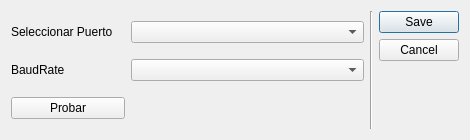
Above: DataCollector/setserial.controller.ui from eastanganelli/HoopTesting_DataCollector before the change. Below: the same form after it.
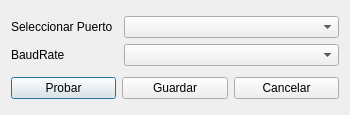
That is the form after the change. Icons and pictures are not drawn.

The edit to the form file:
```diff
--- a/DataCollector/setserial.controller.ui
+++ b/DataCollector/setserial.controller.ui
@@ -3,26 +3,32 @@
  <class>serialConfig</class>
  <widget class="QDialog" name="serialConfig">
   <property name="windowModality">
-   <enum>Qt::WindowModal</enum>
+   <enum>Qt::NonModal</enum>
   </property>
   <property name="geometry">
    <rect>
     <x>0</x>
     <y>0</y>
-    <width>470</width>
-    <height>140</height>
+    <width>350</width>
+    <height>115</height>
    </rect>
   </property>
+  <property name="sizePolicy">
+   <sizepolicy hsizetype="Fixed" vsizetype="Fixed">
+    <horstretch>0</horstretch>
+    <verstretch>0</verstretch>
+   </sizepolicy>
+  </property>
   <property name="minimumSize">
    <size>
-    <width>470</width>
-    <height>140</height>
+    <width>350</width>
+    <height>115</height>
    </size>
   </property>
   <property name="maximumSize">
    <size>
-    <width>470</width>
-    <height>140</height>
+    <width>350</width>
+    <height>115</height>
    </size>
   </property>
   <property name="windowTitle">
@@ -39,41 +45,8 @@
    <bool>true</bool>
   </property>
   <layout class="QGridLayout" name="gridLayout">
-   <item row="0" column="1">
-    <widget class="Line" name="line">
-     <property name="orientation">
-      <enum>Qt::Vertical</enum>
-     </property>
-    </widget>
-   </item>
-   <item row="0" column="2">
-    <widget class="QDialogButtonBox" name="buttonBox">
-     <property name="orientation">
-      <enum>Qt::Vertical</enum>
-     </property>
-     <property name="standardButtons">
-      <set>QDialogButtonBox::Cancel|QDialogButtonBox::Save</set>
-     </property>
-    </widget>
-   </item>
    <item row="0" column="0">
     <layout class="QGridLayout" name="gridLayout_2">
-     <item row="0" column="1" colspan="2">
-      <widget class="QComboBox" name="cboxSerialSelector"/>
-     </item>
-     <item row="2" column="0">
-      <widget class="QPushButton" name="btnCheckSerial">
-       <property name="maximumSize">
-        <size>
-         <width>150</width>
-         <height>16777215</height>
-        </size>
-       </property>
-       <property name="text">
-        <string>Probar</string>
-       </property>
-      </widget>
-     </item>
      <item row="1" column="0">
       <widget class="QLabel" name="lblBaudrate">
        <property name="text">
@@ -88,11 +61,39 @@
        </property>
       </widget>
      </item>
+     <item row="0" column="1" colspan="2">
+      <widget class="QComboBox" name="cboxSerialSelector"/>
+     </item>
      <item row="1" column="1" colspan="2">
       <widget class="QComboBox" name="cboxBaudRate"/>
      </item>
     </layout>
    </item>
+   <item row="1" column="0">
+    <layout class="QHBoxLayout" name="horizontalLayout">
+     <item>
+      <widget class="QPushButton" name="btnTest">
+       <property name="text">
+        <string>Probar</string>
+       </property>
+      </widget>
+     </item>
+     <item>
+      <widget class="QPushButton" name="btnSave">
+       <property name="text">
+        <string>Guardar</string>
+       </property>
+      </widget>
+     </item>
+     <item>
+      <widget class="QPushButton" name="btnCancel">
+       <property name="text">
+        <string>Cancelar</string>
+       </property>
+      </widget>
+     </item>
+    </layout>
+   </item>
   </layout>
  </widget>
  <resources>
```
Left out of the diff: 35 changed lines with no effect on the pictures.
